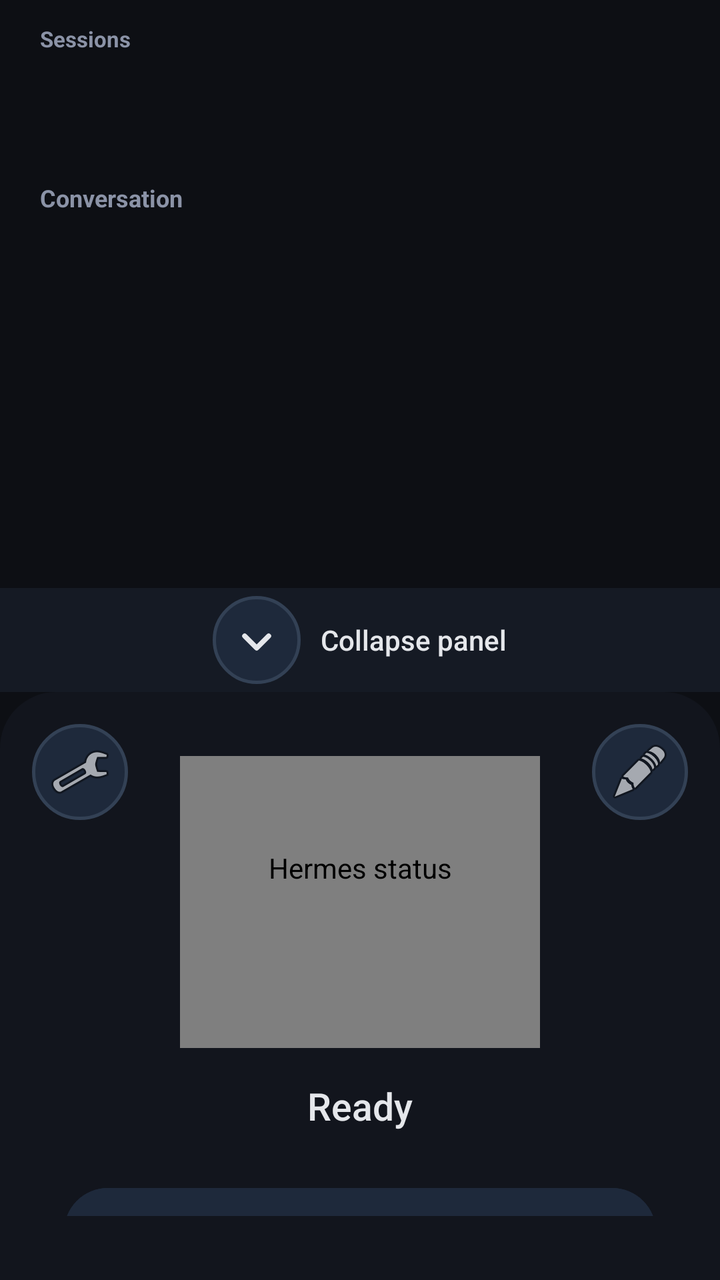
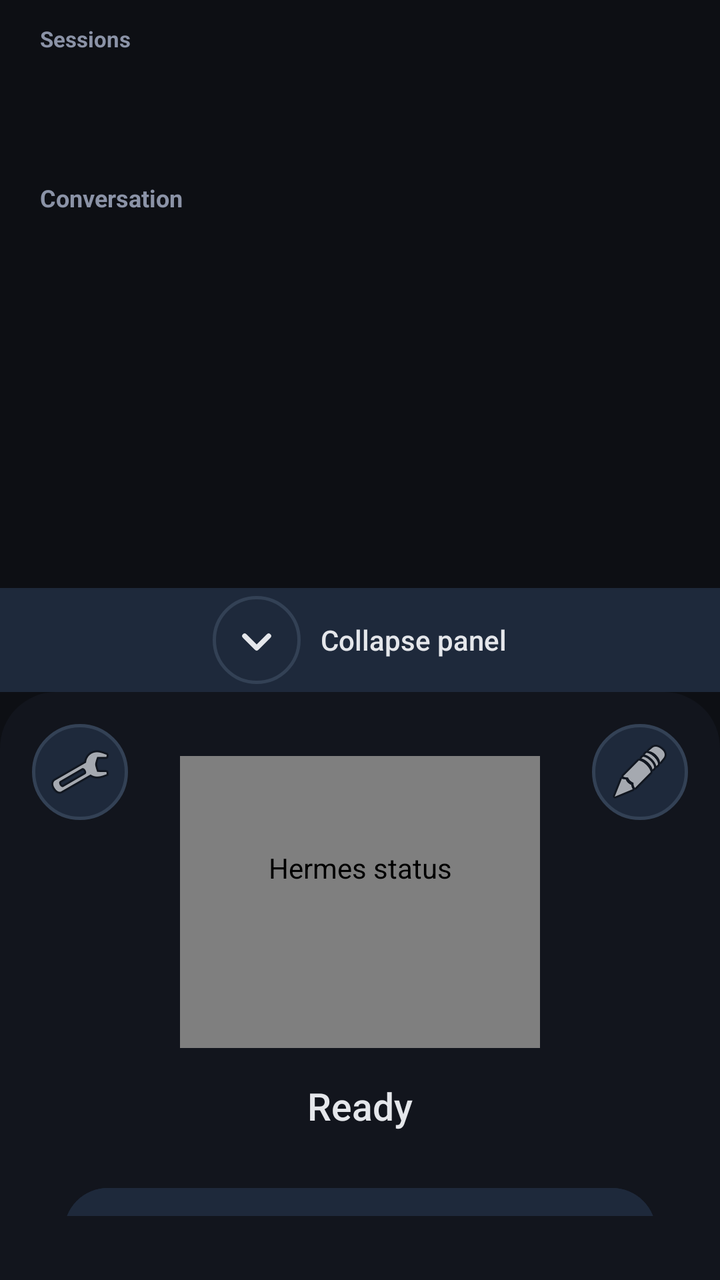

Screens rendered from an Android XML layout before and after an edit, with the pre-edit source and the edit as a unified diff.
<!-- AndroidManifest.xml: application theme Theme.HermesAssistant -->
<!-- res/layout/activity_main.xml -->
<?xml version="1.0" encoding="utf-8"?>
<LinearLayout xmlns:android="http://schemas.android.com/apk/res/android"
    android:layout_width="match_parent"
    android:layout_height="match_parent"
    android:background="#0D0F14"
    android:orientation="vertical">

    
    <LinearLayout
        android:id="@+id/chatSection"
        android:layout_width="match_parent"
        android:layout_height="0dp"
        android:layout_weight="1"
        android:orientation="vertical">

        <TextView
            android:id="@+id/sessionLabel"
            android:layout_width="match_parent"
            android:layout_height="wrap_content"
            android:paddingStart="20dp"
            android:paddingTop="12dp"
            android:paddingEnd="20dp"
            android:paddingBottom="4dp"
            android:text="Sessions"
            android:textColor="#8B93A7"
            android:textSize="11sp"
            android:textStyle="bold" />

        <HorizontalScrollView
            android:id="@+id/sessionChipsScroll"
            android:layout_width="match_parent"
            android:layout_height="48dp"
            android:scrollbars="horizontal"
            android:fadeScrollbars="true"
            android:scrollbarSize="3dp"
            android:overScrollMode="ifContentScrolls"
            android:clipToPadding="false"
            android:paddingStart="16dp"
            android:paddingEnd="16dp">

            <LinearLayout
                android:id="@+id/sessionChipsRow"
                android:layout_width="wrap_content"
                android:layout_height="match_parent"
                android:gravity="center_vertical"
                android:orientation="horizontal" />
        </HorizontalScrollView>

        <TextView
            android:id="@+id/historyHeader"
            android:layout_width="match_parent"
            android:layout_height="wrap_content"
            android:paddingStart="20dp"
            android:paddingTop="12dp"
            android:paddingEnd="20dp"
            android:paddingBottom="8dp"
            android:text="Conversation"
            android:textColor="#8B93A7"
            android:textSize="12sp"
            android:textStyle="bold" />

        <ScrollView
            android:id="@+id/historyScroll"
            android:layout_width="match_parent"
            android:layout_height="0dp"
            android:layout_weight="1"
            android:fillViewport="true"
            android:scrollbars="vertical">

            <LinearLayout
                android:id="@+id/historyList"
                android:layout_width="match_parent"
                android:layout_height="wrap_content"
                android:orientation="vertical"
                android:paddingStart="16dp"
                android:paddingEnd="16dp"
                android:paddingBottom="8dp" />
        </ScrollView>

        
        <LinearLayout
            android:id="@+id/textInputRow"
            android:layout_width="match_parent"
            android:layout_height="wrap_content"
            android:orientation="horizontal"
            android:paddingStart="16dp"
            android:paddingEnd="16dp"
            android:paddingBottom="8dp"
            android:visibility="gone">

            <EditText
                android:id="@+id/textInput"
                android:layout_width="0dp"
                android:layout_height="48dp"
                android:layout_weight="1"
                android:background="@drawable/text_input_background"
                android:hint="Type a message..."
                android:imeOptions="actionSend"
                android:inputType="text"
                android:maxLines="1"
                android:paddingStart="16dp"
                android:paddingEnd="16dp"
                android:textColor="#E5E7EB"
                android:textColorHint="#8B93A7"
                android:textSize="14sp" />

            <ImageButton
                android:id="@+id/sendButton"
                android:layout_width="48dp"
                android:layout_height="48dp"
                android:layout_marginStart="8dp"
                android:backgroundTint="#1E293B"
                android:contentDescription="Send message"
                android:src="@android:drawable/ic_menu_send" />
        </LinearLayout>
    </LinearLayout>

    
    <LinearLayout
        android:id="@+id/panelCollapseBar"
        android:layout_width="match_parent"
        android:layout_height="52dp"
        android:background="#151A24"
        android:clickable="true"
        android:focusable="true"
        android:gravity="center"
        android:orientation="horizontal">

        <ImageButton
            android:id="@+id/panelToggleButton"
            android:layout_width="44dp"
            android:layout_height="44dp"
            android:clickable="false"
            android:focusable="false"
            android:background="@drawable/circle_icon_background"
            android:contentDescription="Collapse / expand assistant panel"
            android:padding="11dp"
            android:src="@drawable/ic_chevron_down" />

        <TextView
            android:id="@+id/panelToggleLabel"
            android:layout_width="wrap_content"
            android:layout_height="wrap_content"
            android:layout_marginStart="10dp"
            android:fontFamily="sans-serif-medium"
            android:text="Collapse panel"
            android:textColor="#E5E7EB"
            android:textSize="14sp" />
    </LinearLayout>

    
    <FrameLayout
        android:id="@+id/assistantPanel"
        android:layout_width="match_parent"
        android:layout_height="0dp"
        android:layout_weight="1"
        android:background="@drawable/panel_background">

        <LinearLayout
            android:layout_width="match_parent"
            android:layout_height="match_parent"
            android:gravity="center"
            android:orientation="vertical"
            android:padding="32dp">

            <com.example.hermesassistant.StatusRingView
                android:id="@+id/statusRing"
                android:layout_width="180dp"
                android:layout_height="180dp"
                android:contentDescription="Hermes status" />

            <TextView
                android:id="@+id/statusText"
                android:layout_width="match_parent"
                android:layout_height="wrap_content"
                android:layout_marginTop="16dp"
                android:ellipsize="end"
                android:fontFamily="sans-serif-medium"
                android:gravity="center"
                android:maxLines="1"
                android:text="Ready"
                android:textColor="#E5E7EB"
                android:textSize="19sp" />

            <TextView
                android:id="@+id/subText"
                android:layout_width="wrap_content"
                android:layout_height="wrap_content"
                android:layout_marginTop="8dp"
                android:gravity="center"
                android:text="Tap to speak · wake word: &quot;Hey Hermes&quot;"
                android:textColor="#8B93A7"
                android:textSize="12sp" />

            <Button
                android:id="@+id/speakButton"
                android:layout_width="match_parent"
                android:layout_height="52dp"
                android:layout_marginTop="16dp"
                android:backgroundTint="#1E293B"
                android:text="TAP TO SPEAK TO HERMES"
                android:textColor="#E5E7EB"
                android:textSize="14sp"
                android:textStyle="bold" />
        </LinearLayout>

        
        <ImageButton
            android:id="@+id/typeToggleButton"
            android:layout_width="48dp"
            android:layout_height="48dp"
            android:layout_gravity="top|end"
            android:layout_marginTop="16dp"
            android:layout_marginEnd="16dp"
            android:background="@drawable/circle_icon_background"
            android:contentDescription="Type a message"
            android:padding="12dp"
            android:src="@android:drawable/ic_menu_edit" />

        
        <ImageButton
            android:id="@+id/settingsButton"
            android:layout_width="48dp"
            android:layout_height="48dp"
            android:layout_gravity="top|start"
            android:layout_marginTop="16dp"
            android:layout_marginStart="16dp"
            android:background="@drawable/circle_icon_background"
            android:contentDescription="Settings"
            android:padding="12dp"
            android:src="@android:drawable/ic_menu_preferences" />
    </FrameLayout>
</LinearLayout>
<!-- resources referenced by this layout -->
<resources>
  <!-- drawable circle_icon_background (drawable) -->
  <?xml version="1.0" encoding="utf-8"?>
  <shape xmlns:android="http://schemas.android.com/apk/res/android"
      android:shape="oval">
      <solid android:color="#1E293B" />
      <stroke
          android:width="1.5dp"
          android:color="#334155" />
  </shape>
  <!-- drawable ic_chevron_down (drawable) -->
  <?xml version="1.0" encoding="utf-8"?>
  <vector xmlns:android="http://schemas.android.com/apk/res/android"
      android:width="24dp"
      android:height="24dp"
      android:viewportWidth="24"
      android:viewportHeight="24">
      <path
          android:pathData="M6,10 L12,16 L18,10"
          android:strokeColor="#E5E7EB"
          android:strokeWidth="2.5"
          android:strokeLineCap="round"
          android:strokeLineJoin="round"
          android:fillColor="#00000000" />
  </vector>
  <!-- drawable panel_background (drawable) -->
  <?xml version="1.0" encoding="utf-8"?>
  <shape xmlns:android="http://schemas.android.com/apk/res/android"
      android:shape="rectangle">
      <solid android:color="#12151D" />
      <corners android:topLeftRadius="28dp" android:topRightRadius="28dp" />
  </shape>
  <!-- drawable text_input_background (drawable) -->
  <?xml version="1.0" encoding="utf-8"?>
  <shape xmlns:android="http://schemas.android.com/apk/res/android"
      android:shape="rectangle">
      <solid android:color="#1E293B" />
      <corners android:radius="24dp" />
      <stroke
          android:width="1dp"
          android:color="#334155" />
  </shape>
  <style name="Theme.HermesAssistant" parent="Base.Theme.HermesAssistant">
          <item name="android:forceDarkAllowed" tools:targetApi="q">false</item>
      </style>
  <style name="Base.Theme.HermesAssistant" parent="Theme.Material3.DayNight.NoActionBar">
          <item name="android:windowBackground">@color/background_dark</item>
          <item name="android:statusBarColor">@color/background_dark</item>
          <item name="android:navigationBarColor">@color/background_dark</item>
          <item name="colorPrimary">@color/accent_blue</item>
          <item name="colorOnPrimary">@color/text_primary</item>
          <item name="colorSecondary">@color/accent_green</item>
          <item name="colorOnSecondary">@color/background_dark</item>
          <item name="android:windowLightStatusBar">false</item>
      </style>
  <color name="background_dark">#0D0F14</color>
  <color name="accent_blue">#3B82F6</color>
  <color name="text_primary">#E5E7EB</color>
  <color name="accent_green">#10B981</color>
</resources>

<!-- the commit's change to res/layout/activity_main.xml (unified diff, before → after) -->
@@ -120,7 +120,7 @@
         android:id="@+id/panelCollapseBar"
         android:layout_width="match_parent"
         android:layout_height="52dp"
-        android:background="#151A24"
+        android:background="#1E293B"
         android:clickable="true"
         android:focusable="true"
         android:gravity="center"
